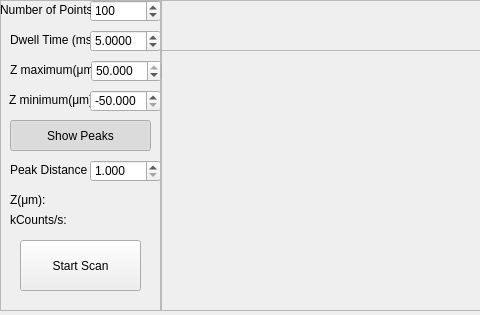
Before: the Qt Designer form NV_ABJ/user_interfaces/z_scan_widget/z_scan_widget.ui in ACBJayichLab/NV_ABJ, drawn with Qt 5; both pictures show x 0 to 480 and y 0 to 315 of the 707 by 315 pixel window.
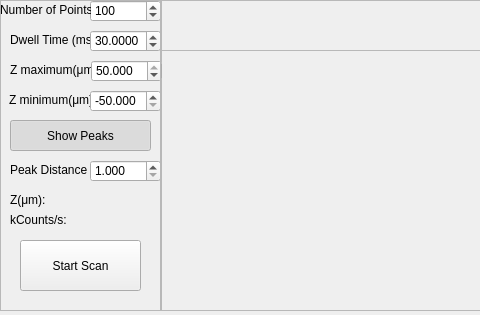
After: the same form once the commit is applied.

Patch:
```diff
--- a/NV_ABJ/user_interfaces/z_scan_widget/z_scan_widget.ui
+++ b/NV_ABJ/user_interfaces/z_scan_widget/z_scan_widget.ui
@@ -63,7 +63,7 @@
      <double>1.000000000000000</double>
     </property>
     <property name="value">
-     <double>5.000000000000000</double>
+     <double>30.000000000000000</double>
     </property>
    </widget>
    <widget class="QLabel" name="label_12">
```
